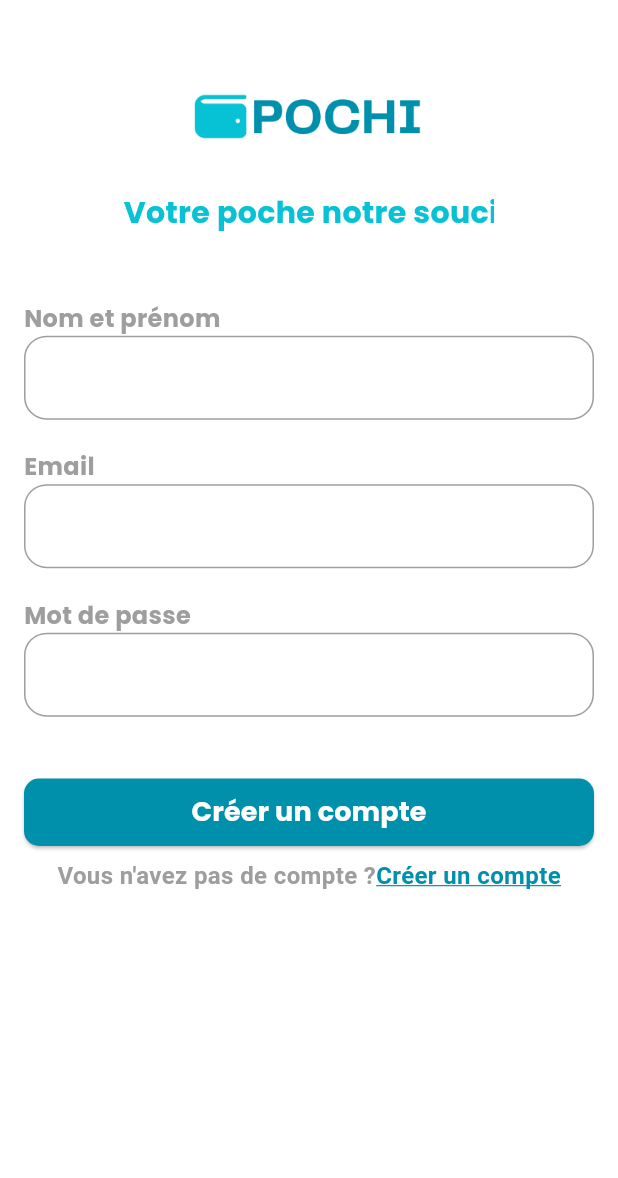
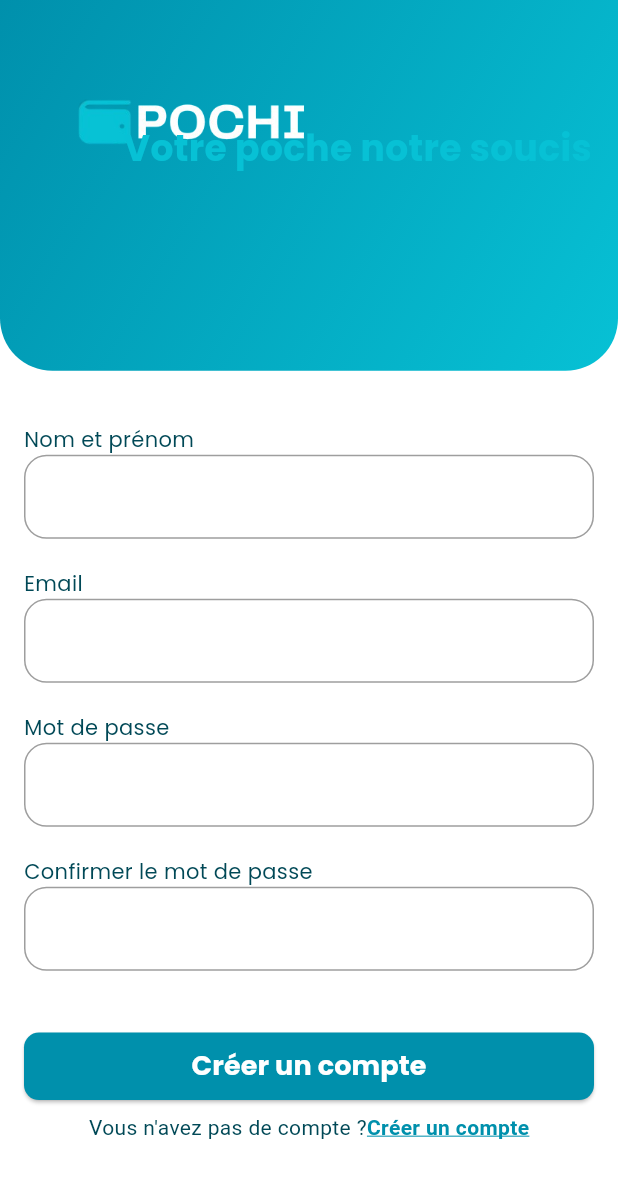
Before and after one commit to kodjocyrille/wallet_project, a Flutter app: the RegisterView screen opened by its route, on a phone screen of 412 x 824 dp. Shown: the top 1178 px of the screen. Run offline on Flutter 3.47's test engine with Material 3 defaults, Android fonts, the light colour scheme and no system bars; our stand-ins replace firebase_auth, firebase_core, get; accounts and stored records are empty.

Commit message:
16-04-25

```diff
--- a/lib/main.dart
+++ b/lib/main.dart
@@ -2,7 +2,7 @@ import 'package:firebase_core/firebase_core.dart';
 import 'package:flutter/material.dart';
 import 'package:get/get.dart';
 import 'package:wallet_project/modules/auth/views/login.dart';
-import 'package:wallet_project/themeData.dart';
+import 'package:wallet_project/utils/themeData.dart';
 
 import 'modules/auth/binding/auth_binding.dart';
 import 'modules/auth/controller/auth_controller.dart';
--- a/lib/modules/auth/views/login.dart
+++ b/lib/modules/auth/views/login.dart
@@ -13,7 +13,9 @@ class LoginView extends GetView<AuthController> {
   Widget build(BuildContext context) {
     return Scaffold(
       appBar: AppBar(
-        automaticallyImplyLeading: true,
+        elevation: 10,
+        centerTitle: true,
+        automaticallyImplyLeading: false,
         backgroundColor: Get.theme.primaryColor,
       ),
       body: SingleChildScrollView(
@@ -119,6 +121,7 @@ class LoginView extends GetView<AuthController> {
                       text: 'Vous n\'avez pas de compte ?',
                       style: TextStyle(
                         // Couleur du texte normal
+                        fontSize: Get.width * 0.035,
                       ),
                       children: [
                         TextSpan(
--- a/lib/modules/auth/views/register.dart
+++ b/lib/modules/auth/views/register.dart
@@ -3,6 +3,7 @@ import 'package:flutter/material.dart';
 import 'package:get/get.dart';
 import 'package:wallet_project/modules/global_widgets/button_widget.dart';
 import 'package:wallet_project/modules/global_widgets/textformfield.dart';
+import 'package:wallet_project/routes/app_routes.dart';
 import '../controller/auth_controller.dart';
 
 class RegisterView extends GetView<AuthController> {
@@ -13,6 +14,7 @@ class RegisterView extends GetView<AuthController> {
     return Scaffold(
       // appBar: AppBar(
       //   automaticallyImplyLeading: true,
+      //   title: Text("Créer un compte"),
 
       //   backgroundColor: Get.theme.primaryColor,
       // ),
@@ -20,11 +22,39 @@ class RegisterView extends GetView<AuthController> {
         child: Column(
           children: [
             Stack(
-              alignment: Alignment.topLeft,
               children: [
-                Expanded(
+                Container(
+                  height: Get.height * 0.3,
+                  decoration: BoxDecoration(
+                    gradient: LinearGradient(
+                      colors: [
+                        Get.theme.colorScheme.primary,
+                        Get.theme.colorScheme.secondary,
+                      ],
+                      begin: Alignment.topLeft,
+                      end: Alignment.bottomRight,
+                    ),
+                    // boxShadow: [
+                    //   BoxShadow(
+                    //     color: Colors.grey.shade400, // Couleur de l'ombre
+                    //     spreadRadius: 2, // Étend l'ombre
+                    //     blurRadius: 10, // Flou de l'ombre
+                    //     offset: Offset(3, 3), // Décalage de l'ombre (X, Y)
+                    //   ),
+                    // ],
+                    borderRadius: BorderRadius.only(
+                      bottomLeft: Radius.circular(35),
+                      bottomRight: Radius.circular(35),
+                    ),
+                  ),
+                ),
+                Positioned(
+                  // bottom: 250,
+                  // left: 10,
+                  bottom: Get.height * 0.1,
+                  left: Get.width * 0.03,
                   child: Image.asset(
-                    'assets/logo/pochi_white_.png',
+                    'assets/logo/Pochi_.png',
                     // height: 200,
                     // width: 250,
                     height: Get.height * 0.2,
@@ -35,12 +65,12 @@ class RegisterView extends GetView<AuthController> {
                 Positioned(
                   // bottom: 290,
                   // left: 70,
-                  bottom: Get.height * 0.01,
-                  left: Get.width * 0.0,
+                  bottom: Get.height * 0.16,
+                  left: Get.width * 0.2,
                   child: Text(
                     "Votre poche notre soucis",
                     style: TextStyle(
-                      fontSize: Get.textScaleFactor * 20,
+                      fontSize: Get.textScaleFactor * 24,
                       fontWeight: FontWeight.bold,
                       color: Get.theme.colorScheme.secondary,
                     ),
@@ -60,6 +90,8 @@ class RegisterView extends GetView<AuthController> {
                   TextFieldWidget(label: "Email"),
                   SizedBox(height: 20),
                   TextFieldWidget(label: "Mot de passe"),
+                  SizedBox(height: 20),
+                  TextFieldWidget(label: "Confirmer le mot de passe"),
                   SizedBox(height: Get.height * 0.05),
                   Obx(
                     () =>
@@ -96,7 +128,7 @@ class RegisterView extends GetView<AuthController> {
                                 ..onTap = () {
                                   // Action quand on clique sur "Créer un compte"
                                   // Get.back();
-                                  // Get.toNamed(Routes.ACCOUNT_CHOICE);
+                                  Get.toNamed(AppRoutes.login);
                                 },
                         ),
                       ],
--- a/lib/themeData.dart
+++ b/lib/utils/themeData.dart
@@ -25,10 +25,9 @@ class ThemeService {
     fontFamily: 'Poppins',
     textTheme: TextTheme(
       bodyMedium: TextStyle(
-        fontSize: 16,
-        // color: Color(0xff004856),
-        color: Colors.grey,
-        fontWeight: FontWeight.bold,
+        // fontSize: Get.textScaleFactor * 16,
+        color: Color(0xff004856),
+        // color: Colors.grey,
         fontFamily: 'Poppins',
       ),
     ),
```
Also changed, not shown: lib/modules/home/views/home.dart (+35 -0 lines), lib/modules/home/controller/home_controller.dart (added).
